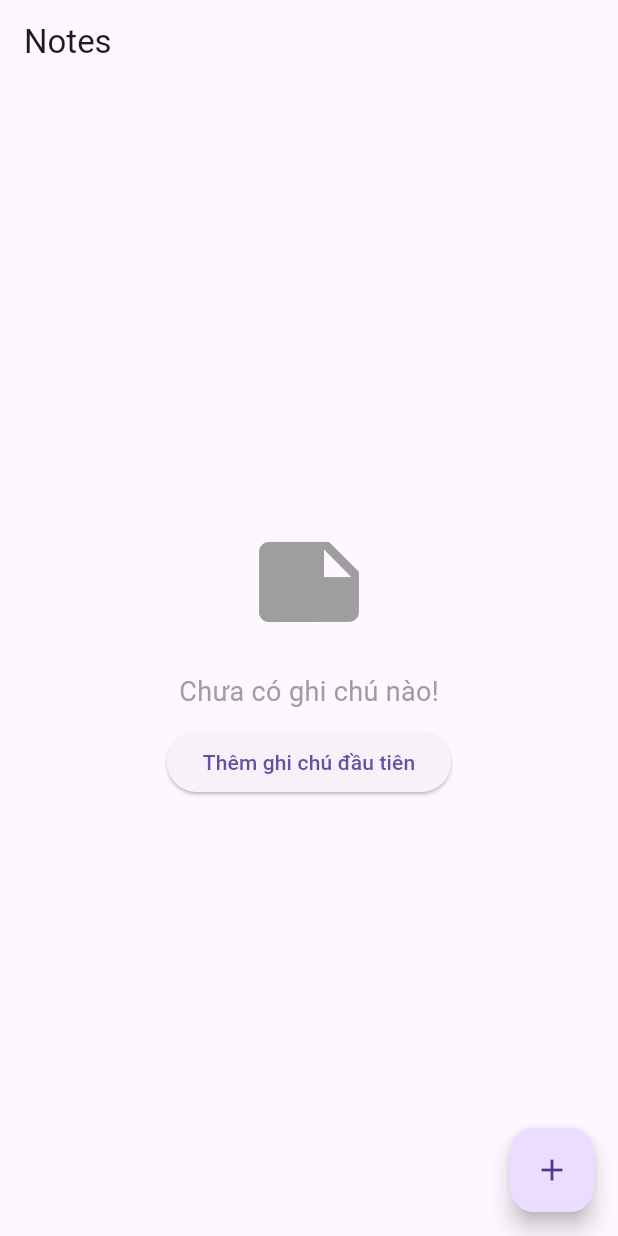
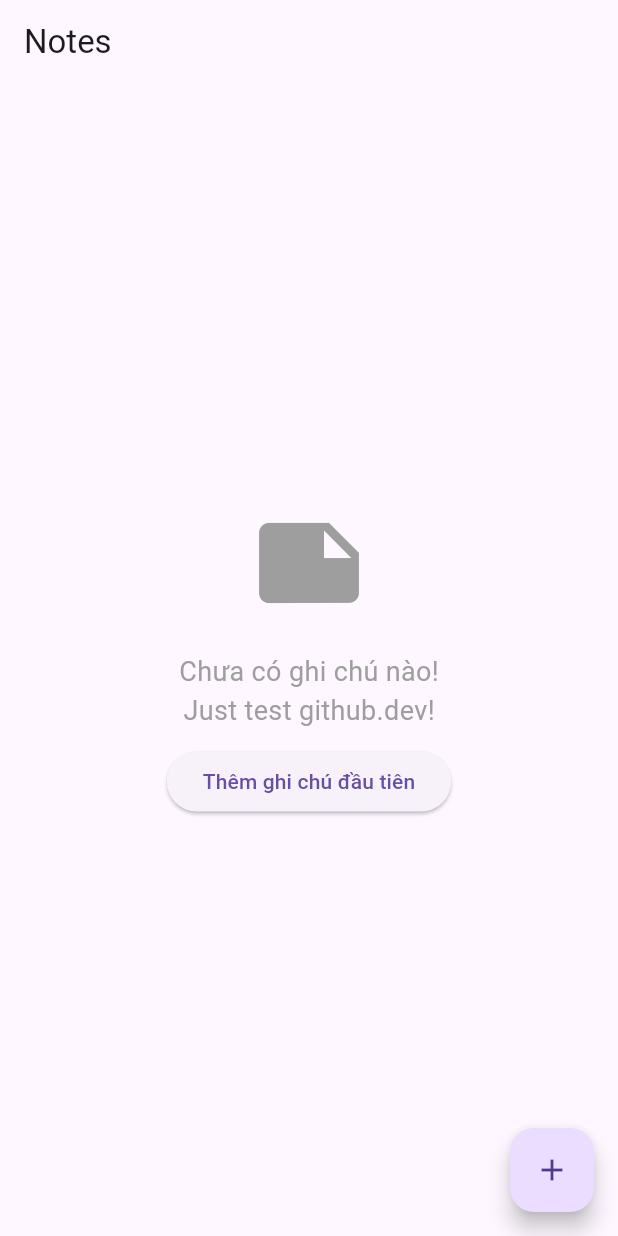
Before and after one commit to THH12062002/Note-Taking-App, a Flutter app: the screen it shows after launch, on a phone screen of 412 x 824 dp. Run offline on Flutter 3.47's test engine with Material 3 defaults, Android fonts, the light colour scheme and no system bars; our stand-ins replace sqflite; accounts and stored records are empty.

Commit message:
Add a Text to test github.dev

```diff
--- a/note_taking_app/lib/main.dart
+++ b/note_taking_app/lib/main.dart
@@ -107,6 +107,7 @@ class _NoteListPageState extends State<NoteListPage> {
             'Chưa có ghi chú nào!',
             style: TextStyle(fontSize: 18, color: Colors.grey),
           ),
+          const Text('Just test github.dev!', style:TextStyle(fontSize: 18, color: Colors.grey),),
           const SizedBox(height: 10),
           ElevatedButton(
             onPressed: () => _navigateToNotePage(),
```
